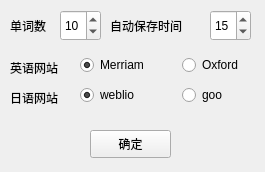
The window that settingswidget.ui (lxl66566/wordsreciter) describes before a commit, drawn with Qt 5.
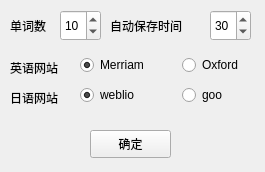
The same window after the commit.

What changed in the file:
```diff
--- a/settingswidget.ui
+++ b/settingswidget.ui
@@ -100,7 +100,7 @@
     <number>999</number>
    </property>
    <property name="value">
-    <number>15</number>
+    <number>30</number>
    </property>
   </widget>
   <widget class="QLabel" name="label_3">
```
